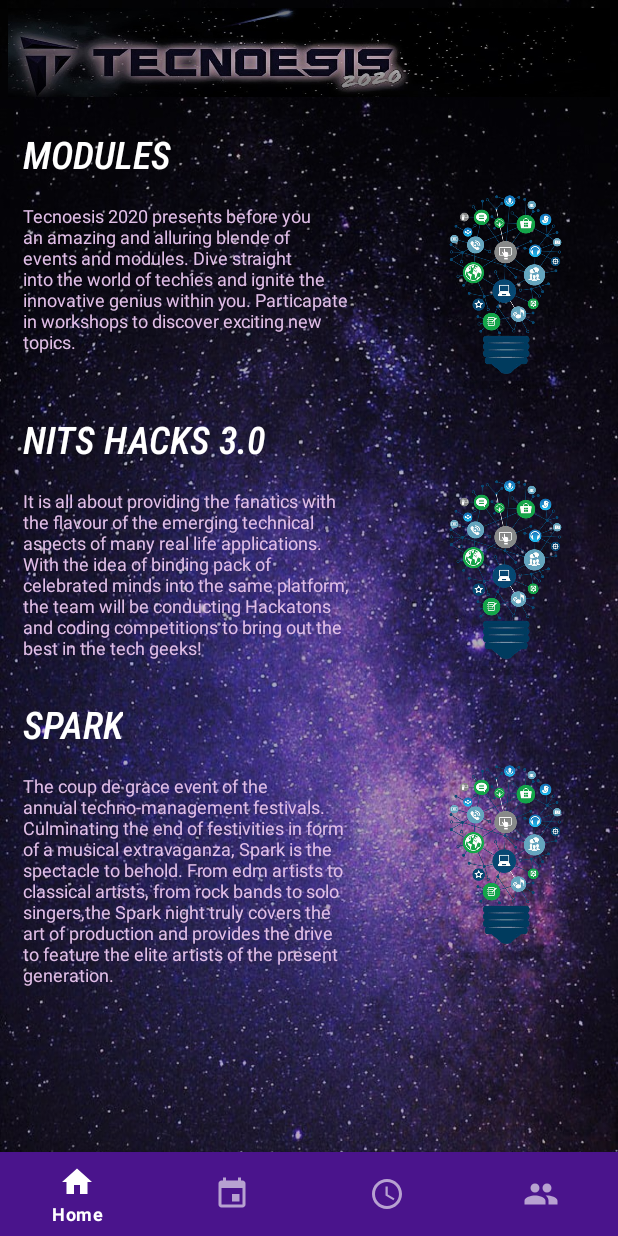
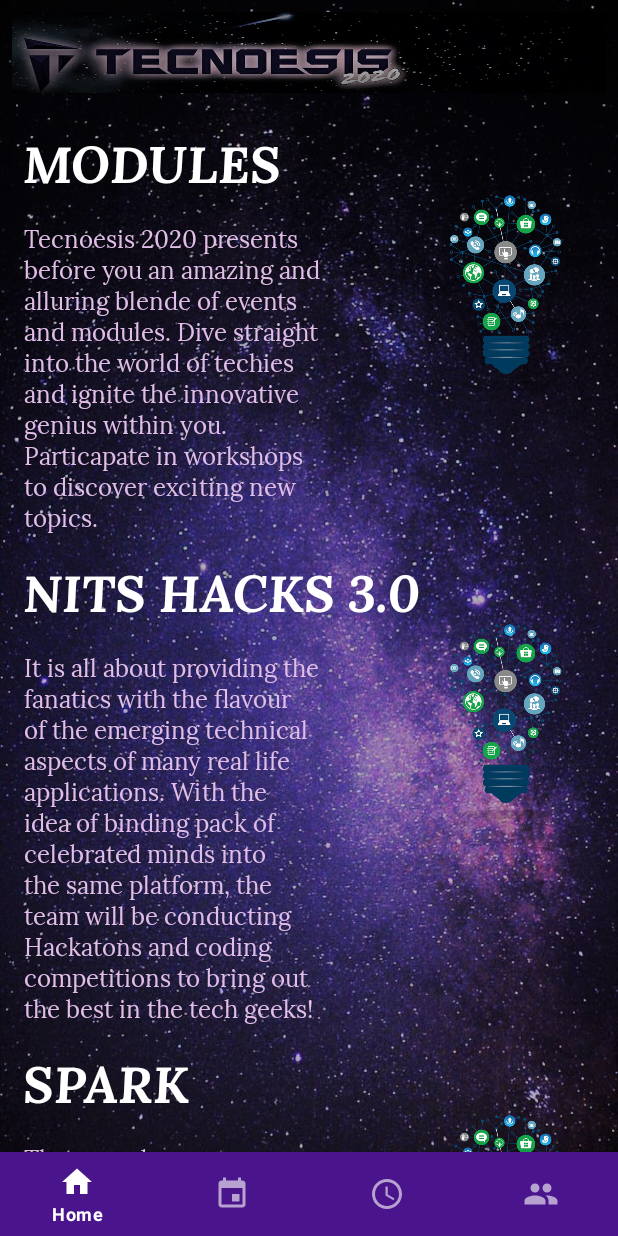
Before and after one commit to trishnakalita660/Tecnoesis2020-1, an Android app: the HomeFragment screen opened directly, with no data from a screen before it, on a phone screen of 412 x 824 dp. Run offline under Robolectric (Android 15) with nearby library versions, the phone set to English and light mode, and no system bars; our stand-ins replace ButterKnife, Timber; 2 statements that could not run were skipped.

Commit message:
added notifications list, modified home

```diff
--- a/app/build.gradle
+++ b/app/build.gradle
@@ -60,4 +60,6 @@ dependencies {
     //Glide
     implementation 'com.github.bumptech.glide:glide:4.10.0'
     annotationProcessor 'com.github.bumptech.glide:compiler:4.10.0'
+
+    implementation 'de.hdodenhof:circleimageview:3.0.1'
 }
--- a/app/src/main/java/com/github/tenx/tecnoesis20/ui/main/home/HomeAdapter.java
+++ b/app/src/main/java/com/github/tenx/tecnoesis20/ui/main/home/HomeAdapter.java
@@ -1,27 +1,18 @@
 package com.github.tenx.tecnoesis20.ui.main.home;
 
 import android.content.Context;
-import android.content.Intent;
-import android.transition.AutoTransition;
-import android.transition.TransitionManager;
 import android.view.LayoutInflater;
 import android.view.View;
 import android.view.ViewGroup;
-import android.widget.Button;
 import android.widget.ImageView;
 import android.widget.TextView;
 
 import androidx.annotation.NonNull;
-import androidx.cardview.widget.CardView;
-import androidx.constraintlayout.widget.ConstraintLayout;
 import androidx.recyclerview.widget.RecyclerView;
 
-import com.bumptech.glide.Glide;
 import com.github.tenx.tecnoesis20.R;
-import com.github.tenx.tecnoesis20.ui.main.events.EventsFragment;
 
 
-import java.util.ArrayList;
 import java.util.List;
 
 import butterknife.BindView;
@@ -40,7 +31,7 @@ public class HomeAdapter extends RecyclerView.Adapter<HomeAdapter.ImageViewHOlde
     @NonNull
     @Override
     public ImageViewHOlder onCreateViewHolder(@NonNull ViewGroup parent, int viewType) {
-        View view= LayoutInflater.from(parent.getContext()).inflate(R.layout.rv_home,parent,false);
+        View view= LayoutInflater.from(parent.getContext()).inflate(R.layout.listitem_home_events,parent,false);
         return new ImageViewHOlder(view);
     }
 
@@ -66,11 +57,11 @@ public class HomeAdapter extends RecyclerView.Adapter<HomeAdapter.ImageViewHOlde
 
     public  class ImageViewHOlder extends RecyclerView.ViewHolder{
 
-        @BindView(R.id.home_image)
+        @BindView(R.id.iv_home_event_image)
         ImageView imageView;
-        @BindView(R.id.Modules)
+        @BindView(R.id.tv_home_module_title)
         TextView textView;
-        @BindView(R.id.Description)
+        @BindView(R.id.tv_home_description)
         TextView textView2;
 
         public ImageViewHOlder(@NonNull View itemView) {
--- a/app/src/main/java/com/github/tenx/tecnoesis20/ui/main/home/HomeFragment.java
+++ b/app/src/main/java/com/github/tenx/tecnoesis20/ui/main/home/HomeFragment.java
@@ -8,7 +8,6 @@ import android.os.Bundle;
 import androidx.annotation.NonNull;
 import androidx.annotation.Nullable;
 import androidx.fragment.app.Fragment;
-import androidx.recyclerview.widget.GridLayoutManager;
 import androidx.recyclerview.widget.LinearLayoutManager;
 import androidx.recyclerview.widget.RecyclerView;
 
@@ -16,7 +15,6 @@ import android.view.LayoutInflater;
 import android.view.View;
 import android.view.ViewGroup;
 import android.widget.ImageView;
-import android.widget.TextView;
 
 
 import com.github.tenx.tecnoesis20.R;
@@ -33,11 +31,11 @@ public class HomeFragment extends Fragment {
 
     private HomeViewModel mViewModel;
 
-    @BindView(R.id.topImage)
+    @BindView(R.id.iv_home_banner_image)
     ImageView imageView;
 
 List<events> events;
-    @BindView(R.id.rv)
+    @BindView(R.id.recycler_home_events)
     RecyclerView recyclerView;
 
 
--- a/app/src/main/res/layout/activity_main.xml
+++ b/app/src/main/res/layout/activity_main.xml
@@ -1,23 +1,30 @@
 <?xml version="1.0" encoding="utf-8"?>
-<androidx.coordinatorlayout.widget.CoordinatorLayout xmlns:android="http://schemas.android.com/apk/res/android"
+<LinearLayout xmlns:android="http://schemas.android.com/apk/res/android"
     xmlns:app="http://schemas.android.com/apk/res-auto"
     xmlns:tools="http://schemas.android.com/tools"
     android:layout_width="match_parent"
     android:layout_height="match_parent"
+    android:orientation="vertical"
     tools:context=".ui.main.MainActivity">
 
-    <include layout="@layout/content_main" />
+    <include
+        layout="@layout/content_main"
+        android:layout_width="match_parent"
+        android:layout_height="0dp"
+        android:layout_weight="1"
+        android:padding="@dimen/margin_padding_size_medium"
+        />
 
 
     <com.google.android.material.bottomnavigation.BottomNavigationView
         android:id="@+id/act_main_bnv"
+        style="@style/Widget.MaterialComponents.BottomNavigationView.Colored"
         android:layout_width="match_parent"
         android:layout_height="wrap_content"
         android:layout_gravity="bottom"
-        style="@style/Widget.MaterialComponents.BottomNavigationView.Colored"
         app:menu="@menu/bottom_nav_menu"
 
 
         />
 
-</androidx.coordinatorlayout.widget.CoordinatorLayout>
+</LinearLayout>
--- a/app/src/main/res/layout/content_main.xml
+++ b/app/src/main/res/layout/content_main.xml
@@ -13,6 +13,7 @@
             android:id="@+id/act_main_fl_container"
             android:layout_width="match_parent"
             android:layout_height="match_parent"
+
            >
         </FrameLayout>
 
--- a/app/src/main/res/layout/fragment_home.xml
+++ b/app/src/main/res/layout/fragment_home.xml
@@ -4,35 +4,24 @@
     xmlns:tools="http://schemas.android.com/tools"
     android:layout_width="match_parent"
     android:layout_height="match_parent"
+    android:background="@drawable/sky"
+    android:tint="#6F0C0000"
+    android:scrollbars="vertical"
     tools:context=".ui.main.home.HomeFragment"
-    android:background="@drawable/sky"
-    android:scrollbars="vertical"
 
     >
-
-<RelativeLayout
-    android:layout_width="match_parent"
-    android:layout_height="wrap_content"
-    android:id="@+id/rel1">
         <ImageView
-            android:id="@+id/topImage"
+            android:id="@+id/iv_home_banner_image"
             android:layout_width="match_parent"
-            android:layout_height="70dp"
-            android:padding="5dp"
+            android:layout_height="@dimen/height_banner_image"
+            android:padding="@dimen/margin_padding_size_small"
             android:scaleType="fitXY"
             android:src="@drawable/tecnoesis" />
+    <androidx.recyclerview.widget.RecyclerView
+        android:id="@+id/recycler_home_events"
+        android:layout_width="match_parent"
+        android:layout_below="@id/iv_home_banner_image"
+        android:layout_height="match_parent" />
+
+
 </RelativeLayout>
-
-<RelativeLayout
-    android:layout_width="match_parent"
-    android:layout_height="wrap_content"
-    android:layout_below="@id/rel1">
-
-        <androidx.recyclerview.widget.RecyclerView
-            android:id="@+id/rv"
-            android:layout_width="match_parent"
-            android:layout_height="match_parent"
-            />
-</RelativeLayout>
-
-    </RelativeLayout>
--- a/app/src/main/res/layout/rv_home.xml
+++ b/app/src/main/res/layout/listitem_home_events.xml
@@ -6,37 +6,38 @@
     >
 
     <ImageView
-        android:id="@+id/home_image"
+        android:id="@+id/iv_home_event_image"
         android:layout_width="150dp"
         android:layout_height="150dp"
         android:layout_alignParentRight="true"
         android:layout_marginTop="40dp"
-
         android:paddingTop="20dp"
         android:src="@drawable/digital" />
 
     <TextView
-        android:id="@+id/Modules"
+        android:id="@+id/tv_home_module_title"
         android:layout_width="wrap_content"
         android:layout_height="wrap_content"
-        android:layout_alignParentLeft="true"
         android:layout_margin="15dp"
-        android:fontFamily="sans-serif-condensed-medium"
-        android:text="MODULES"
+           android:text="MODULE"
+        android:fontFamily="@font/lora_bold_italic"
         android:textColor="@color/md_white_1000"
-        android:textSize="25dp"
+        android:textSize="@dimen/text_size_xlarge"
         android:textStyle="italic" />
 
     <TextView
-        android:id="@+id/Description"
+        android:id="@+id/tv_home_description"
         android:layout_width="220dp"
         android:layout_height="wrap_content"
-        android:layout_below="@+id/Modules"
-        android:layout_alignParentLeft="true"
+        android:layout_below="@+id/tv_home_module_title"
+        android:layout_alignParentStart="true"
+        android:fontFamily="@font/lora_regular"
         android:textColor="@color/md_purple_100"
         android:layout_marginTop="0dp"
-        android:layout_marginLeft="15dp"
-        android:layout_marginRight="3dp"
-        android:textSize="12dp"
+        android:layout_marginLeft="@dimen/margin_padding_size_small"
+        android:layout_marginRight="@dimen/margin_padding_size_small"
+        android:textSize="@dimen/text_size_medium"
+        android:paddingLeft="@dimen/margin_padding_size_small"
+        android:paddingRight="@dimen/margin_padding_size_small"
         android:text="Tecnoesis 2020 presents before you an amazing and alluring blende of events and modules. Dive straight into the world of techies and ignite the innovative genius within you. Particapate in workshops to discover exciting new topics."/>
 </RelativeLayout>
--- a/app/src/main/res/values/dimens.xml
+++ b/app/src/main/res/values/dimens.xml
@@ -36,6 +36,7 @@
     <dimen name="text_size_xlarge">34sp</dimen>
     <dimen name="text_size_xxlarge">45sp</dimen>
     <dimen name="text_size_xxxlarge">56sp</dimen>
+    <dimen name="height_banner_image">70dp</dimen>
 
 
 </resources>
--- a/app/src/main/res/values/strings.xml
+++ b/app/src/main/res/values/strings.xml
@@ -1,5 +1,5 @@
 <resources>
-    <string name="app_name">TEst</string>
+    <string name="app_name">Tecnoesis2k20</string>
     <string name="botnav_menu_about">About</string>
     <string name="botnav_menu_schedule">Schedule</string>
     <string name="botnav_menu_events">Events</string>
```
Also changed, not shown: app/src/main/java/com/github/tenx/tecnoesis20/data/models/NotificationBody.java (added, +58 -0 lines), app/src/main/java/com/github/tenx/tecnoesis20/ui/main/MainActivity.java (+2 -32 lines), app/src/main/java/com/github/tenx/tecnoesis20/ui/main/notifications/NotificationAdapter.java (added, +83 -0 lines), app/src/main/java/com/github/tenx/tecnoesis20/ui/main/notifications/NotificationsFragment.java (added, +63 -0 lines), app/src/main/java/com/github/tenx/tecnoesis20/ui/main/notifications/NotificationsViewModel.java (added, +26 -0 lines), app/src/main/res/layout/fragment_notifications.xml (added, +29 -0 lines), app/src/main/res/layout/listitem_notifications_body.xml (added, +72 -0 lines), app/src/main/res/font/lora_bold.ttf (added), app/src/main/res/font/lora_bold_italic.ttf (added), app/src/main/res/font/lora_italic.ttf (added), app/src/main/res/font/lora_regular.ttf (added).
